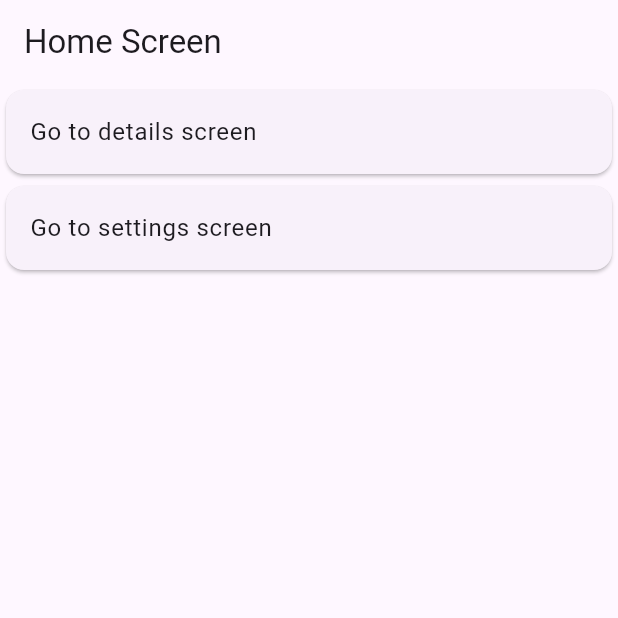
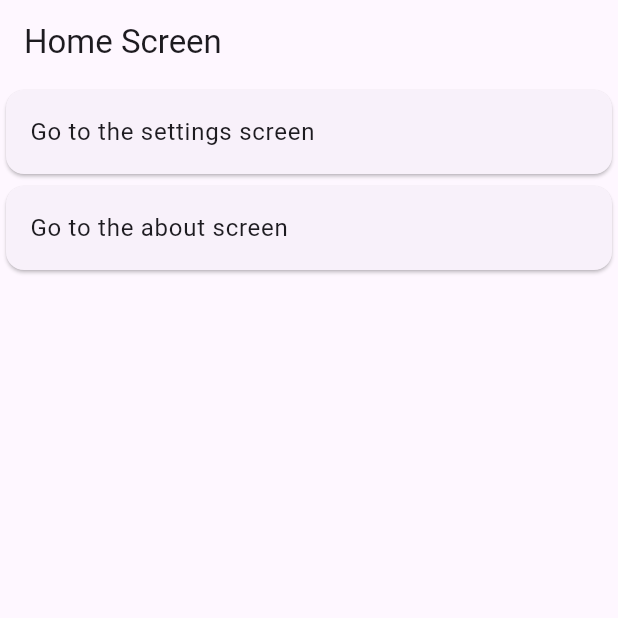
Before and after one commit to Sastra-Digital-School/flutter_first_project, a Flutter app: the screen it shows after launch, on a phone screen of 412 x 824 dp, the top half of it. Run offline on Flutter 3.47's test engine with Material 3 defaults, Android fonts, the phone set to English and light mode, and no system bars.

Commit message:
Your commit message here

```diff
--- a/lib/screen/home_screen.dart
+++ b/lib/screen/home_screen.dart
@@ -6,24 +6,22 @@ class HomeScreen extends StatelessWidget {
   @override
   Widget build(BuildContext context) {
     return Scaffold(
-      appBar: AppBar(
-        title: const Text('Home Screen'),
-      ),
+      appBar: AppBar(title: const Text('Home Screen')),
       body: ListView(
         children: [
           Card(
             child: ListTile(
-              title: const Text('Go to details screen'),
+              title: const Text('Go to the settings screen'),
               onTap: () {
-                Navigator.pushNamed(context, '/details');
+                Navigator.of(context).pushNamed('/settings');
               },
             ),
           ),
           Card(
             child: ListTile(
-              title: const Text('Go to settings screen'),
+              title: const Text('Go to the about screen'),
               onTap: () {
-                Navigator.pushNamed(context, '/settings');
+                Navigator.of(context).pushNamed('/about');
               },
             ),
           ),
```
